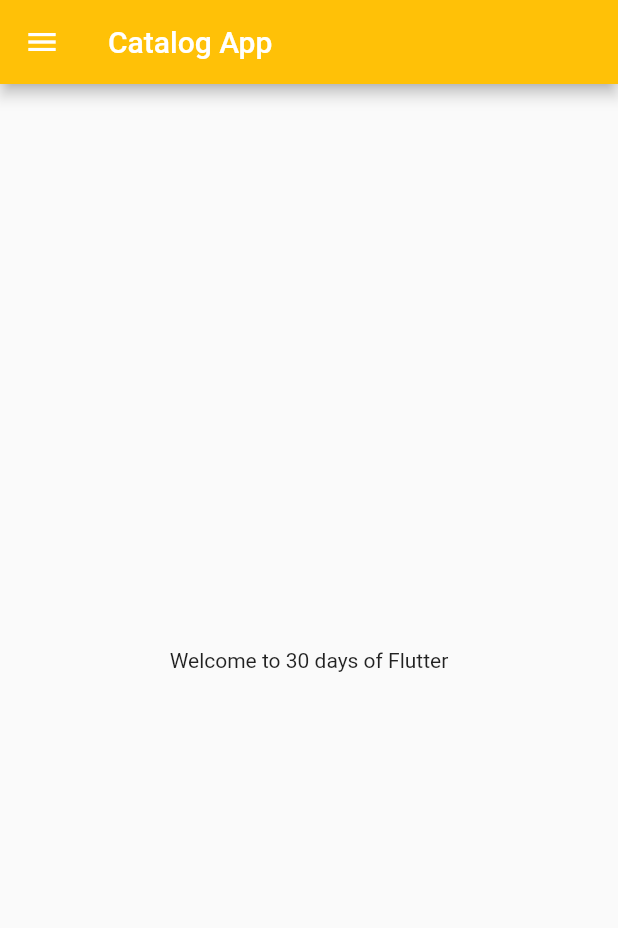
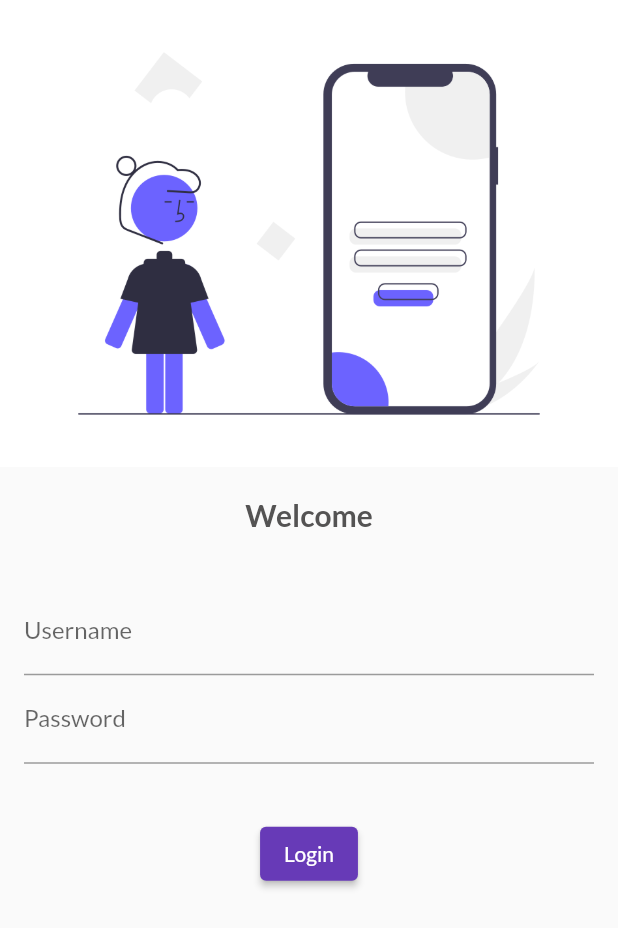
Before and after one commit to Eklavya-Sachin/SecondApp, a Flutter app: the screen it shows after launch, on a phone screen of 412 x 824 dp. Shown: the top 928 px of the screen. Run offline on Flutter 3.47's test engine with Material 2 defaults, Android fonts, the phone set to English and light mode, and no system bars; our stand-ins replace google_fonts.

Commit message:
Day 2 completed

```diff
--- /dev/null
+++ b/lib/Pages/login_page.dart
@@ -0,0 +1,60 @@
+import 'package:flutter/material.dart';
+
+class LoginPage extends StatelessWidget {
+  const LoginPage({Key? key}) : super(key: key);
+
+  @override
+  Widget build(BuildContext context) {
+    return Material(
+      child: Column(
+        children: [
+          Image.asset(
+            "assets/images/login_image.png",
+            fit: BoxFit.cover,
+          ),
+          const SizedBox(
+            height: 20,
+          ),
+          const Text(
+            "Welcome",
+            style: TextStyle(
+              fontSize: 20,
+              color: Color.fromARGB(255, 84, 83, 83),
+              fontWeight: FontWeight.bold,
+            ),
+          ),
+          const SizedBox(
+            height: 20,
+          ),
+          Padding(
+            padding: const EdgeInsets.all(16.0),
+            child: Column(
+              children: [
+                TextFormField(
+                  decoration: const InputDecoration(
+                    hintText: "Enter Username",
+                    labelText: "Username",
+                  ),
+                ),
+                TextFormField(
+                  obscureText: true,
+                  decoration: const InputDecoration(
+                    hintText: "Enter Password",
+                    labelText: "Password",
+                  ),
+                )
+              ],
+            ),
+          ),
+          const SizedBox(
+            height: 20,
+          ),
+          ElevatedButton(
+            onPressed: () {},
+            child: const Text("Login"),
+          )
+        ],
+      ),
+    );
+  }
+}
--- a/lib/main.dart
+++ b/lib/main.dart
@@ -1,5 +1,7 @@
-import 'package:aswesome_app_2/home_page.dart';
+import 'package:aswesome_app_2/Pages/home_page.dart';
 import 'package:flutter/material.dart';
+import 'package:google_fonts/google_fonts.dart';
+import 'Pages/login_page.dart';
 
 void main() {
   runApp(const MyApp());
@@ -10,8 +12,17 @@ class MyApp extends StatelessWidget {
 
   @override
   Widget build(BuildContext context) {
-    return const MaterialApp(
-      home: HomePage()
+    return MaterialApp(
+      themeMode: ThemeMode.light,
+      theme: ThemeData(
+        primarySwatch: Colors.deepPurple,
+        fontFamily: GoogleFonts.lato().fontFamily,
+      ),
+      // initialRoute: "/home",
+      routes: {
+        "/": (context) => const LoginPage(),
+        "/home": (context) => const HomePage(),
+      },
     );
   }
 }
--- a/pubspec.yaml
+++ b/pubspec.yaml
@@ -34,6 +34,7 @@ dependencies:
   # The following adds the Cupertino Icons font to your application.
   # Use with the CupertinoIcons class for iOS style icons.
   cupertino_icons: ^1.0.2
+  google_fonts: ^2.3.2
 
 dev_dependencies:
   flutter_test:
@@ -58,8 +59,8 @@ flutter:
   uses-material-design: true
 
   # To add assets to your application, add an assets section, like this:
-  # assets:
-  #   - images/a_dot_burr.jpeg
+  assets:
+    - assets/images/
   #   - images/a_dot_ham.jpeg
 
   # An image asset can refer to one or more resolution-specific "variants", see
```
Also changed, not shown: assets/images/login_image.png (added), lib/Pages/home_page.dart (renamed from lib/home_page.dart), pubspec.lock, 4 other files.
